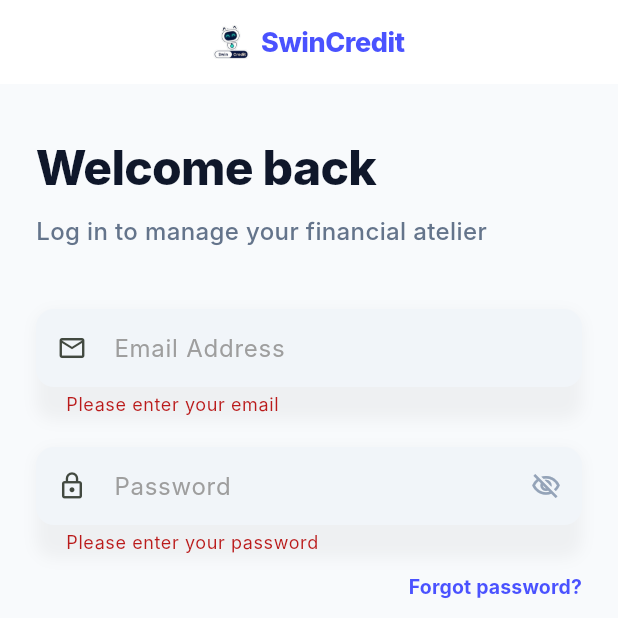
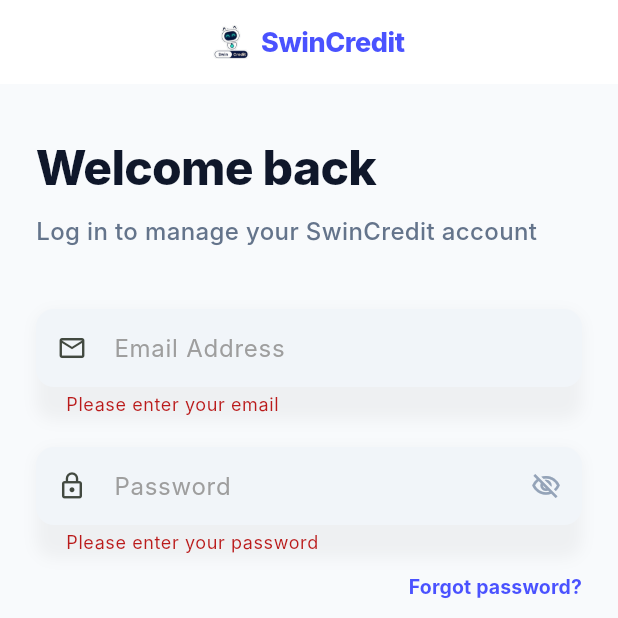
Before and after one commit to blacki0214/creditscoringapp, a Flutter app: the screen it shows after launch, after a tap on "Skip", after a tap on "Sign in", on a phone screen of 412 x 824 dp, the top half of it. Run offline on Flutter 3.47's test engine with Material 3 defaults, Android fonts, the phone set to English and light mode, and no system bars; our stand-ins replace camera, cloud_firestore, file_picker, firebase_auth, firebase_core, firebase_messaging and 8 more; accounts and stored records are empty; generated files the repository leaves out were written again; network calls fail; Roboto replaces fonts that are missing (Inter); statements that could not run were skipped.

Commit message:
Fix chữ Financial Atelier

```diff
--- a/lib/auth/login_page.dart
+++ b/lib/auth/login_page.dart
@@ -138,7 +138,7 @@
                           color: Color(0xFF475569),
                         ),
                         children: [
-                          TextSpan(text: context.t('By using the Financial Atelier platform, you agree to our comprehensive ', 'Bằng cách sử dụng nền tảng Financial Atelier, bạn đồng ý với ')),
+                          TextSpan(text: context.t('By using the SwinCredit platform, you agree to our comprehensive ', 'Bằng cách sử dụng nền tảng SwinCredit, bạn đồng ý với ')),
                           TextSpan(
                             text: context.t('Terms of Service', 'Điều khoản dịch vụ'),
                             style: const TextStyle(
@@ -714,8 +714,8 @@
                         const SizedBox(height: 8),
                         Text(
                           context.t(
-                            'Log in to manage your financial atelier',
-                            'Đăng nhập để quản lý atelier tài chính của bạn',
+                            'Log in to manage your SwinCredit account',
+                            'Đăng nhập để quản lý tài khoản SwinCredit của bạn',
                           ),
                           style: const TextStyle(
                             fontSize: 16,
--- a/lib/main.dart
+++ b/lib/main.dart
@@ -76,11 +76,11 @@
   // Initialize FCM and local notification handling
   await PushNotificationService().initialize();
 
-  runApp(const VietCreditApp());
+  runApp(const SwinCreditApp());
 }
 
-class VietCreditApp extends StatelessWidget {
-  const VietCreditApp({super.key});
+class SwinCreditApp extends StatelessWidget {
+  const SwinCreditApp({super.key});
 
   @override
   Widget build(BuildContext context) {
--- a/lib/onboarding/splash_screen.dart
+++ b/lib/onboarding/splash_screen.dart
@@ -149,24 +149,13 @@
                     ).createShader(bounds);
                   },
                   child: const Text(
-                    'VietCredit',
+                    'SwinCredit',
                     style: TextStyle(
                       fontSize: 40,
                       fontWeight: FontWeight.w800,
                       letterSpacing: 0.5,
                       color: Colors.white,
                     ),
-                  ),
-                ),
-                const SizedBox(height: 12),
-                // Subtitle
-                Text(
-                  context.t('FINANCIAL ATELIER', 'ATELIER TÀI CHÍNH'),
-                  style: const TextStyle(
-                    color: Color(0xFF94A3B8),
-                    fontSize: 12,
-                    fontWeight: FontWeight.w600,
-                    letterSpacing: 2.5,
                   ),
                 ),
               ],
```
Also changed, not shown: 11 other files.
